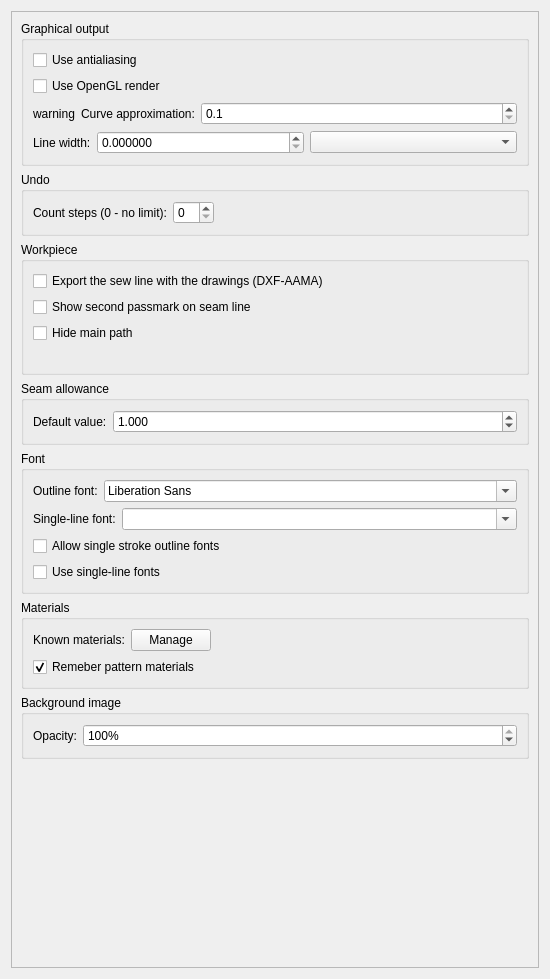
Before: the Qt Designer form src/app/ostara/dialogs/configpages/preferencespatternpage.ui in equinox-patterns/Ostara, drawn with Qt 5.
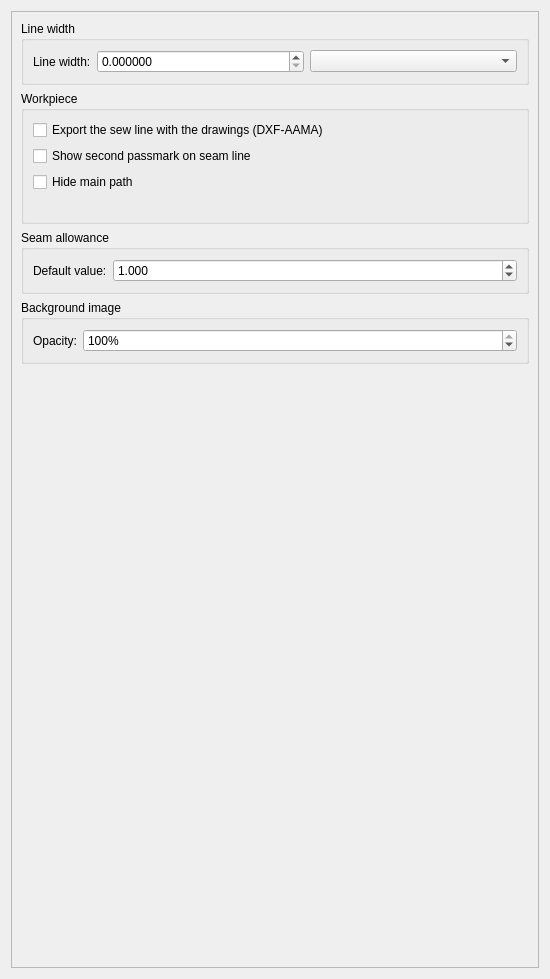
After: the same form once the commit is applied.

Diff of the .ui file:
```diff
--- a/src/app/ostara/dialogs/configpages/preferencespatternpage.ui
+++ b/src/app/ostara/dialogs/configpages/preferencespatternpage.ui
@@ -44,88 +44,9 @@
        <item>
         <widget class="QGroupBox" name="groupBox_2">
          <property name="title">
-          <string>Graphical output</string>
+          <string>Line width</string>
          </property>
          <layout class="QVBoxLayout" name="verticalLayout_3">
-          <item>
-           <widget class="QCheckBox" name="graphOutputCheck">
-            <property name="text">
-             <string>Use antialiasing</string>
-            </property>
-           </widget>
-          </item>
-          <item>
-           <widget class="QCheckBox" name="checkBoxOpenGLRender">
-            <property name="toolTip">
-             <string>Use OpenGL to render a scene.
-This option will take an affect after restart.</string>
-            </property>
-            <property name="text">
-             <string>Use OpenGL render</string>
-            </property>
-            <property name="tristate">
-             <bool>false</bool>
-            </property>
-           </widget>
-          </item>
-          <item>
-           <layout class="QHBoxLayout" name="horizontalLayout_5">
-            <item>
-             <widget class="QLabel" name="labelCurveApproximationScaleWarning">
-              <property name="sizePolicy">
-               <sizepolicy hsizetype="Fixed" vsizetype="Preferred">
-                <horstretch>0</horstretch>
-                <verstretch>0</verstretch>
-               </sizepolicy>
-              </property>
-              <property name="toolTip">
-               <string>This setting has no effect since the value is overridden by the command-line option</string>
-              </property>
-              <property name="text">
-               <string notr="true">warning</string>
-              </property>
-             </widget>
-            </item>
-            <item>
-             <widget class="QLabel" name="label">
-              <property name="sizePolicy">
-               <sizepolicy hsizetype="Fixed" vsizetype="Preferred">
-                <horstretch>0</horstretch>
-                <verstretch>0</verstretch>
-               </sizepolicy>
-              </property>
-              <property name="text">
-               <string>Curve approximation:</string>
-              </property>
-             </widget>
-            </item>
-            <item>
-             <widget class="QDoubleSpinBox" name="doubleSpinBoxCurveApproximation">
-              <property name="sizePolicy">
-               <sizepolicy hsizetype="Preferred" vsizetype="Fixed">
-                <horstretch>0</horstretch>
-                <verstretch>0</verstretch>
-               </sizepolicy>
-              </property>
-              <property name="toolTip">
-               <string>Set default curve approximation scale</string>
-              </property>
-              <property name="decimals">
-               <number>1</number>
-              </property>
-              <property name="minimum">
-               <double>0.100000000000000</double>
-              </property>
-              <property name="maximum">
-               <double>10.000000000000000</double>
-              </property>
-              <property name="singleStep">
-               <double>0.100000000000000</double>
-              </property>
-             </widget>
-            </item>
-           </layout>
-          </item>
           <item>
            <layout class="QHBoxLayout" name="horizontalLayout_6">
             <item>
@@ -172,28 +93,6 @@
          </layout>
         </widget>
        </item>
-       <item>
-        <widget class="QGroupBox" name="groupBox_3">
-         <property name="title">
-          <string>Undo</string>
-         </property>
-         <layout class="QFormLayout" name="formLayout_2">
-          <property name="fieldGrowthPolicy">
-           <enum>QFormLayout::FieldGrowthPolicy::ExpandingFieldsGrow</enum>
-          </property>
-          <item row="0" column="0">
-           <widget class="QLabel" name="label_2">
-            <property name="text">
-             <string>Count steps (0 - no limit):</string>
-            </property>
-           </widget>
-          </item>
-          <item row="0" column="1">
-           <widget class="QSpinBox" name="undoCount"/>
-          </item>
-         </layout>
-        </widget>
-       </item>
        <item>
         <widget class="QGroupBox" name="groupBox_5">
          <property name="title">
@@ -282,138 +181,6 @@
          </layout>
         </widget>
        </item>
-       <item>
-        <widget class="QGroupBox" name="groupBox_8">
-         <property name="title">
-          <string>Font</string>
-         </property>
-         <layout class="QVBoxLayout" name="verticalLayout_6">
-          <item>
-           <layout class="QHBoxLayout" name="horizontalLayout_7">
-            <item>
-             <widget class="QLabel" name="label_3">
-              <property name="sizePolicy">
-               <sizepolicy hsizetype="Fixed" vsizetype="Preferred">
-                <horstretch>0</horstretch>
-                <verstretch>0</verstretch>
-               </sizepolicy>
-              </property>
-              <property name="text">
-               <string>Outline font:</string>
-              </property>
-             </widget>
-            </item>
-            <item>
-             <widget class="QFontComboBox" name="fontComboBoxLabelFont"/>
-            </item>
-           </layout>
-          </item>
-          <item>
-           <layout class="QHBoxLayout" name="horizontalLayout_9">
-            <item>
-             <widget class="QLabel" name="label_9">
-              <property name="sizePolicy">
-               <sizepolicy hsizetype="Fixed" vsizetype="Preferred">
-                <horstretch>0</horstretch>
-                <verstretch>0</verstretch>
-               </sizepolicy>
-              </property>
-              <property name="text">
-               <string>Single-line font:</string>
-              </property>
-             </widget>
-            </item>
-            <item>
-             <widget class="QComboBox" name="comboBoxSingleLineFont">
-              <property name="editable">
-               <bool>true</bool>
-              </property>
-             </widget>
-            </item>
-           </layout>
-          </item>
-          <item>
-           <widget class="QCheckBox" name="checkBoxSingleStrokeOutlineFont">
-            <property name="text">
-             <string>Allow single stroke outline fonts</string>
-            </property>
-           </widget>
-          </item>
-          <item>
-           <widget class="QCheckBox" name="checkBoxSingleLineFonts">
-            <property name="toolTip">
-             <string>When this option is activated, the application will utilize SVG Fonts present in your system to render piece label text, instead of using outline fonts.</string>
-            </property>
-            <property name="text">
-             <string>Use single-line fonts</string>
-            </property>
-           </widget>
-          </item>
-         </layout>
-        </widget>
-       </item>
-       <item>
-        <widget class="QGroupBox" name="groupBox">
-         <property name="title">
-          <string>Materials</string>
-         </property>
-         <layout class="QVBoxLayout" name="verticalLayout">
-          <item>
-           <layout class="QHBoxLayout" name="horizontalLayout_4">
-            <item>
-             <widget class="QLabel" name="label_12">
-              <property name="text">
-               <string>Known materials:</string>
-              </property>
-             </widget>
-            </item>
-            <item>
-             <widget class="QPushButton" name="pushButtonKnownMaterials">
-              <property name="sizePolicy">
-               <sizepolicy hsizetype="Fixed" vsizetype="Fixed">
-                <horstretch>0</horstretch>
-                <verstretch>0</verstretch>
-               </sizepolicy>
-              </property>
-              <property name="toolTip">
-               <string>Manage list of known materials</string>
-              </property>
-              <property name="text">
-               <string>Manage</string>
-              </property>
-             </widget>
-            </item>
-            <item>
-             <spacer name="horizontalSpacer">
-              <property name="orientation">
-               <enum>Qt::Orientation::Horizontal</enum>
-              </property>
-              <property name="sizeHint" stdset="0">
-               <size>
-                <width>40</width>
-                <height>20</height>
-               </size>
-              </property>
-             </spacer>
-            </item>
-           </layout>
-          </item>
-          <item>
-           <widget class="QCheckBox" name="checkBoxRemeberPatternMaterials">
-            <property name="toolTip">
-             <string>When manage pattern materials save them to known materials list</string>
-            </property>
-            <property name="text">
-             <string>Remeber pattern materials</string>
-            </property>
-            <property name="checked">
-             <bool>true</bool>
-            </property>
-           </widget>
-          </item>
-         </layout>
-        </widget>
-       </item>
        <item>
         <widget class="QGroupBox" name="groupBox_7">
          <property name="title">
```
